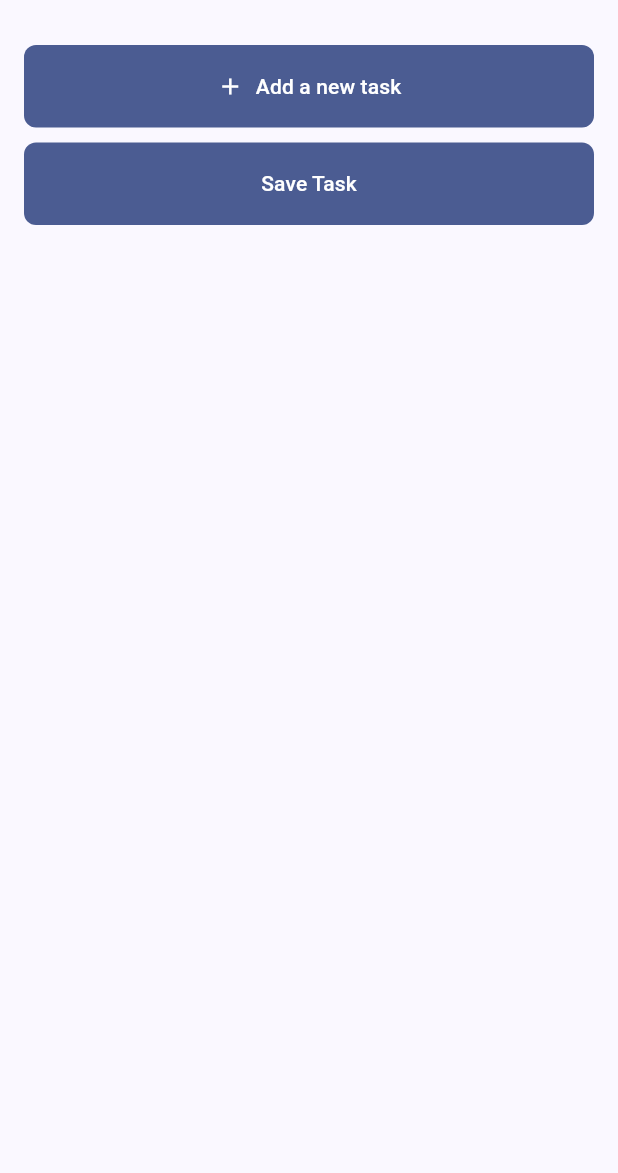
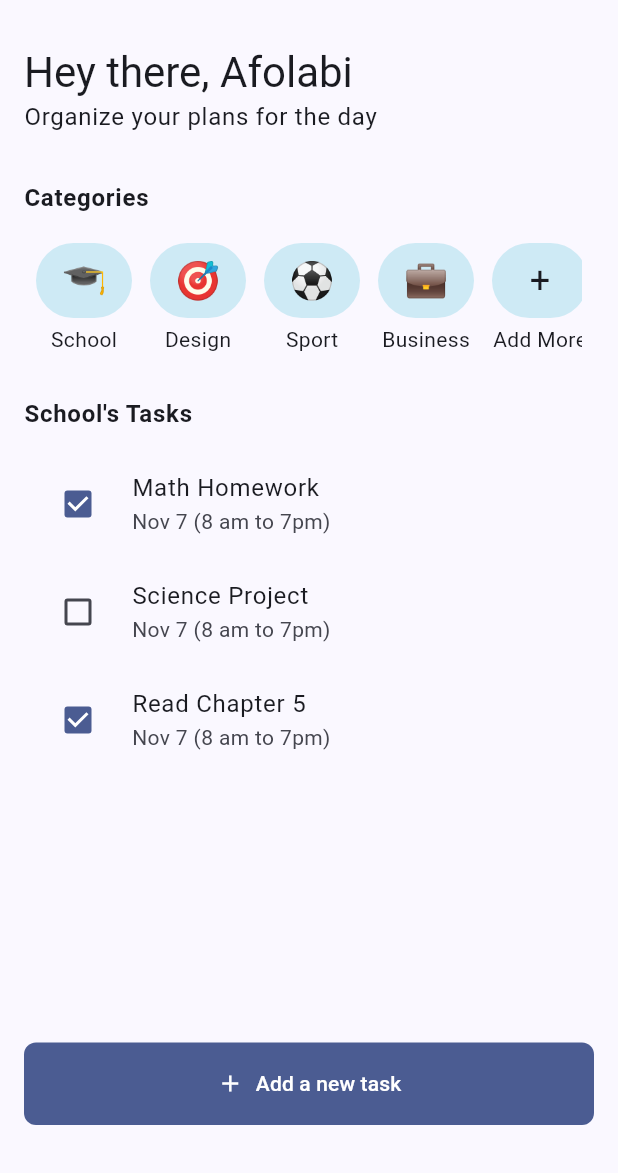
Before and after one commit to Afoojnr/task_manager, a Flutter app: the screen it shows after launch, on a phone screen of 412 x 824 dp, the part 63-1236 px from its top. Run offline on Flutter 3.47's test engine with Material 3 defaults, Android fonts, the phone set to English and light mode, and no system bars.

Commit message:
work on homepage UI and provider

```diff
--- /dev/null
+++ b/lib/home.dart
@@ -0,0 +1,216 @@
+import 'package:flutter/material.dart';
+import 'package:task_manager/task_provider.dart';
+import 'package:task_manager/widgets/button.dart';
+import 'package:provider/provider.dart';
+
+class HomePage extends StatelessWidget {
+  const HomePage({
+    super.key,
+  });
+
+  @override
+  Widget build(BuildContext context) {
+    return Scaffold(
+      appBar: AppBar(
+        title: const Text("Task Manager App"),
+      ),
+      body: Padding(
+        padding: const EdgeInsets.all(16.0),
+        child: Column(
+          crossAxisAlignment: CrossAxisAlignment.start,
+          children: [
+            const Header(),
+            const SizedBox(
+              height: 30,
+            ),
+            const Categories(),
+            const SizedBox(
+              height: 10,
+            ),
+            Expanded(child: const TaskListView()),
+            const SizedBox(
+              height: 10,
+            ),
+            CustomBtn(
+                label: "Add a new task",
+                hasIcon: true,
+                onPressed: () {
+                  debugPrint("Add Task");
+                }),
+            const SizedBox(
+              height: 16,
+            ),
+            // CustomBtn(
+            //     label: "Save Task",
+            //     onPressed: () {
+            //       debugPrint("Saved Task");
+            //     })
+          ],
+        ),
+      ),
+    );
+  }
+}
+
+class Header extends StatelessWidget {
+  const Header({super.key});
+
+  @override
+  Widget build(BuildContext context) {
+    final textTheme = Theme.of(context).textTheme;
+    return Column(
+      crossAxisAlignment: CrossAxisAlignment.start,
+      children: [
+        Text(
+          "Hey there, Afolabi",
+          style: textTheme.headlineMedium,
+        ),
+        Text(
+          "Organize your plans for the day",
+          style: textTheme.bodyLarge,
+        )
+      ],
+    );
+  }
+}
+
+class Categories extends StatelessWidget {
+  const Categories({super.key});
+
+  @override
+  Widget build(BuildContext context) {
+    final textTheme = Theme.of(context).textTheme;
+    final categories = context.watch<TaskState>().categories;
+
+    return Column(
+      crossAxisAlignment: CrossAxisAlignment.start,
+      children: [
+        Text("Categories",
+            style: textTheme.bodyLarge!.copyWith(fontWeight: FontWeight.w600)),
+        const SizedBox(
+          height: 10,
+        ),
+        SizedBox(
+          height: 100,
+          child: Padding(
+            padding: const EdgeInsets.all(8.0),
+            child: Row(
+              children: [
+                Expanded(
+                  child: ListView(
+                    scrollDirection: Axis.horizontal,
+                    children: [
+                      ...categories.entries.map((category) {
+                        return Row(
+                          children: [
+                            _CustomIconBtn(
+                                icon: category.value.icon,
+                                label: category.key,
+                                onPressed: () {}),
+                            const SizedBox(
+                              width: 12,
+                            )
+                          ],
+                        );
+                      }),
+                      _CustomIconBtn(
+                          icon: "+", label: "Add More", onPressed: () {}),
+                    ],
+                  ),
+                ),
+              ],
+            ),
+          ),
+        )
+      ],
+    );
+  }
+}
+
+class TaskListView extends StatelessWidget {
+  const TaskListView({super.key});
+
+  @override
+  Widget build(BuildContext context) {
+    final textTheme = Theme.of(context).textTheme;
+    final currentCategory = context.watch<TaskState>().currentCategory;
+    final currentTasks = context.watch<TaskState>().currentTasks;
+
+    return Column(
+      crossAxisAlignment: CrossAxisAlignment.start,
+      children: [
+        Text("$currentCategory's Tasks",
+            style: textTheme.bodyLarge!.copyWith(fontWeight: FontWeight.w600)),
+        SizedBox(
+          height: 12,
+        ),
+        Expanded(
+          child: ListView(
+            children: [
+              ...currentTasks.map((task) => _TaskListTile(
+                    label: task.label,
+                    isCompleted: task.isCompleted,
+                  ))
+            ],
+          ),
+        ),
+        //       ListView(
+        //         children: [
+
+        // ...categories.values.first.tasks.map((task) {
+        //   return _TaskListTile();
+        // })
+        //         ],
+        //       )
+        // _TaskListTile()
+      ],
+    );
+  }
+}
+
+class _CustomIconBtn extends StatelessWidget {
+  const _CustomIconBtn(
+      {required this.icon, required this.label, required this.onPressed});
+  final String icon;
+  final String label;
+  final VoidCallback onPressed;
+  @override
+  Widget build(BuildContext context) {
+    final textTheme = Theme.of(context).textTheme;
+    return Column(
+      children: [
+        TextButton(
+            style: TextButton.styleFrom(
+              fixedSize: const Size(60, 50),
+              backgroundColor: const Color.fromARGB(255, 206, 234, 245),
+            ),
+            onPressed: onPressed,
+            child: Text(
+              icon,
+              style: textTheme.headlineSmall,
+            )),
+        const SizedBox(
+          height: 4,
+        ),
+        Text(label)
+      ],
+    );
+  }
+}
+
+// how to extend the Task class created
+class _TaskListTile extends StatelessWidget {
+  const _TaskListTile({required this.label, this.isCompleted = false});
+  final String label;
+  final bool isCompleted;
+  @override
+  Widget build(BuildContext context) {
+    return CheckboxListTile(
+      value: isCompleted,
+      onChanged: (_) {},
+      controlAffinity: ListTileControlAffinity.leading,
+      title: Text(label),
+      subtitle: Text("Nov 7 (8 am to 7pm)"),
+    );
+  }
+}
--- a/lib/main.dart
+++ b/lib/main.dart
@@ -1,5 +1,7 @@
 import 'package:flutter/material.dart';
-import 'package:task_manager/widgets/button.dart';
+import 'package:task_manager/home.dart';
+import 'package:provider/provider.dart';
+import 'package:task_manager/task_provider.dart';
 
 void main() {
   runApp(const TaskManagerApp());
@@ -10,74 +12,14 @@ class TaskManagerApp extends StatelessWidget {
 
   @override
   Widget build(BuildContext context) {
-    return MaterialApp(
-        home: const HomePage(),
-        theme: ThemeData(
-          useMaterial3: true,
-          colorSchemeSeed: const Color.fromARGB(255, 5, 90, 236),
-        ));
-  }
-}
-
-class HomePage extends StatelessWidget {
-  const HomePage({
-    super.key,
-  });
-
-  @override
-  Widget build(BuildContext context) {
-    return Scaffold(
-      appBar: AppBar(
-        title: const Text("Task Manager App"),
-      ),
-      body: Padding(
-        padding: const EdgeInsets.all(16.0),
-        child: Column(
-          children: [
-            CustomBtn(
-                label: "Add a new task",
-                hasIcon: true,
-                onPressed: () {
-                  debugPrint("Add Task");
-                }),
-            const SizedBox(
-              height: 10,
-            ),
-            CustomBtn(
-                label: "Save Task",
-                onPressed: () {
-                  debugPrint("Saved Task");
-                })
-          ],
-        ),
-      ),
+    return ChangeNotifierProvider(
+      create: (context) => TaskState(),
+      child: MaterialApp(
+          home: const HomePage(),
+          theme: ThemeData(
+            useMaterial3: true,
+            colorSchemeSeed: const Color.fromARGB(255, 5, 90, 236),
+          )),
     );
   }
 }
-
-class Header extends StatelessWidget {
-  const Header({super.key});
-
-  @override
-  Widget build(BuildContext context) {
-    return Container();
-  }
-}
-
-class Categories extends StatelessWidget {
-  const Categories({super.key});
-
-  @override
-  Widget build(BuildContext context) {
-    return Container();
-  }
-}
-
-class TaskListView extends StatelessWidget {
-  const TaskListView({super.key});
-
-  @override
-  Widget build(BuildContext context) {
-    return Container();
-  }
-}
--- /dev/null
+++ b/lib/task_provider.dart
@@ -0,0 +1,67 @@
+import 'package:flutter/foundation.dart';
+
+class Task {
+  String label;
+  bool isCompleted;
+
+  Task({required this.label, this.isCompleted = false});
+}
+
+class Category {
+  String icon;
+  List<Task>? tasks;
+
+  Category({this.icon = "📋", this.tasks});
+}
+
+class TaskState extends ChangeNotifier {
+  // final categories = <String, Category>{};
+
+  final Map<String, Category> categories = {
+    'School': Category(
+      icon: '🎓',
+      tasks: [
+        Task(label: 'Math Homework', isCompleted: true),
+        Task(label: 'Science Project', isCompleted: false),
+        Task(label: 'Read Chapter 5', isCompleted: true),
+      ],
+    ),
+    'Design': Category(
+      icon: '🎯',
+      tasks: [
+        Task(label: 'Create Logo', isCompleted: true),
+        Task(label: 'Draft Wireframe', isCompleted: true),
+        Task(label: 'Review Prototypes', isCompleted: false),
+      ],
+    ),
+    'Sport': Category(
+      icon: '⚽️',
+      tasks: [
+        Task(label: 'Morning Run', isCompleted: true),
+        Task(label: 'Team Practice', isCompleted: false),
+      ],
+    ),
+    'Business': Category(
+      icon: '💼',
+      tasks: [
+        Task(label: 'Client Meeting', isCompleted: true),
+        Task(label: 'Budget Review', isCompleted: false),
+        Task(label: 'Update Presentation', isCompleted: true),
+      ],
+    ),
+  };
+
+  late String currentCategory;
+  late List<Task> currentTasks;
+
+  TaskState() {
+    setCurrentCategory(categories.keys.isNotEmpty ? categories.keys.first : '');
+  }
+
+  void setCurrentCategory(String category) {
+    currentCategory = category;
+    currentTasks = categories[currentCategory]?.tasks ?? [];
+
+    notifyListeners();
+  }
+}
--- a/pubspec.yaml
+++ b/pubspec.yaml
@@ -1,6 +1,6 @@
 name: task_manager
 description: "A new Flutter project."
-publish_to: 'none'
+publish_to: "none"
 version: 0.1.0
 
 environment:
@@ -9,6 +9,7 @@ environment:
 dependencies:
   flutter:
     sdk: flutter
+  provider: ^6.1.2
 
 dev_dependencies:
   flutter_test:
```
Also changed, not shown: pubspec.lock.
